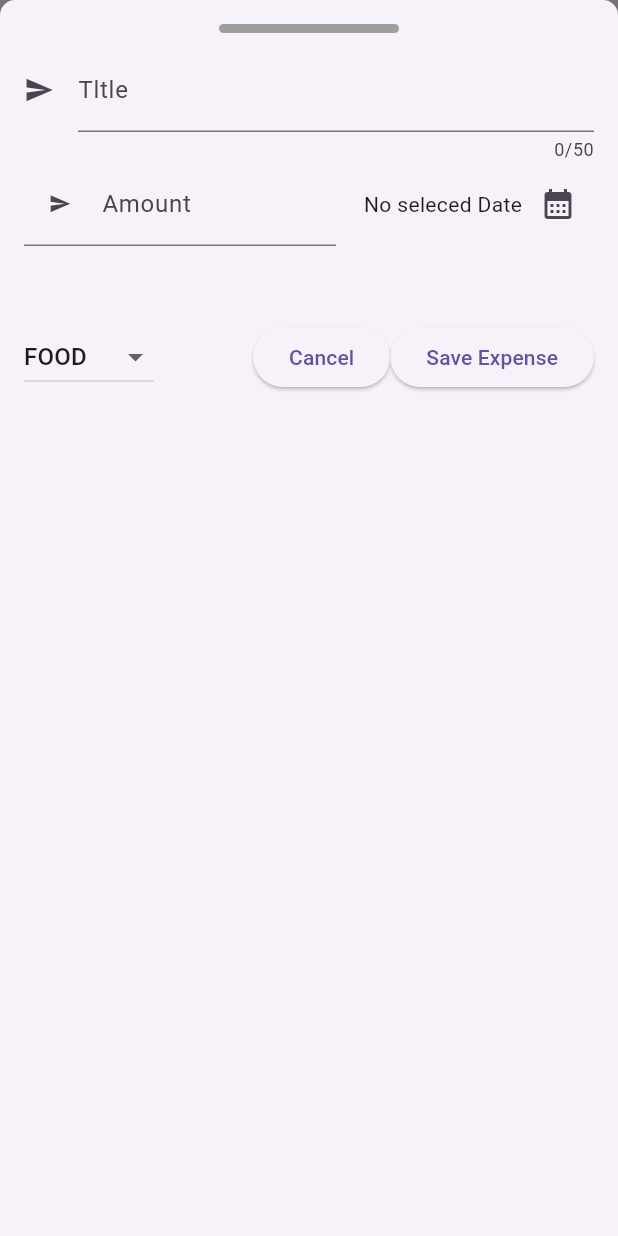
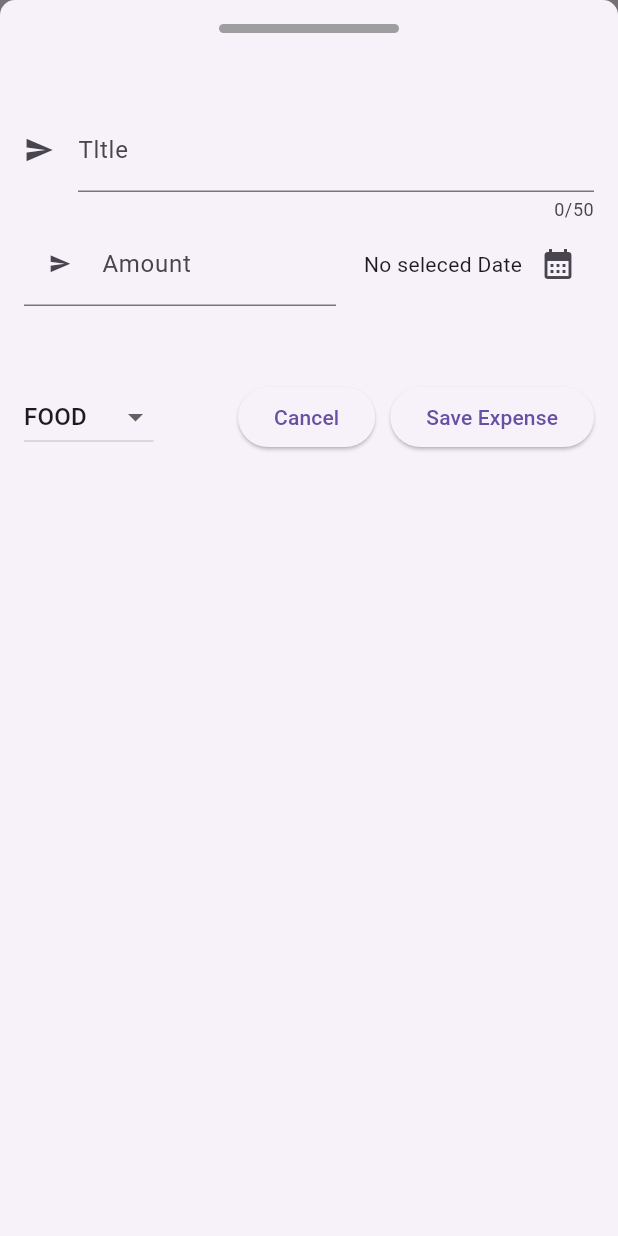
Before and after one commit to Edward-Chau/udemy_05, a Flutter app: the screen it shows after launch, after a tap on the "add" icon, on a phone screen of 412 x 824 dp. Run offline on Flutter 3.47's test engine with Material 3 defaults, Android fonts, the light colour scheme and no system bars.

Commit message:
ksdak;sd

```diff
--- a/lib/widgets/expen_overlay.dart
+++ b/lib/widgets/expen_overlay.dart
@@ -80,10 +80,11 @@ class _ExpenOverlayState extends State<ExpenOverlay> {
 
   @override
   Widget build(BuildContext context) {
-    return Padding(
-      padding: const EdgeInsets.all(16),
-      child: Column(
+    return Column(
       children: [
+        const SizedBox(
+          height: 16,
+        ),
         Container(
           height: 6,
           width: 120,
@@ -92,6 +93,10 @@ class _ExpenOverlayState extends State<ExpenOverlay> {
             borderRadius: BorderRadius.circular(10),
           ),
         ),
+        Padding(
+          padding: const EdgeInsets.fromLTRB(16, 40, 16, 16),
+          child: Column(
+            children: [
               const SizedBox(
                 height: 10,
               ),
@@ -178,6 +183,9 @@ class _ExpenOverlayState extends State<ExpenOverlay> {
                     },
                     child: const Text("Cancel"),
                   ),
+                  const SizedBox(
+                    width: 10,
+                  ),
                   ElevatedButton(
                     onPressed: saveExpense
                     // onPressed: () {
@@ -193,6 +201,8 @@ class _ExpenOverlayState extends State<ExpenOverlay> {
               )
             ],
           ),
+        ),
+      ],
     );
   }
 }
--- a/lib/widgets/expensens.dart
+++ b/lib/widgets/expensens.dart
@@ -79,7 +79,8 @@ class _ExpensensState extends State<Expensens> {
           )
         ],
       ),
-      body: Column(
+      body: Container(margin: EdgeInsets.symmetric(horizontal: 20),
+        child: Column(
           children: [
             const Text("The Chart"),
             Expanded(
@@ -89,6 +90,7 @@ class _ExpensensState extends State<Expensens> {
             // ...registeredExpenses.map((item){return Text(((item.id)));})
           ],
         ),
+      ),
     );
   }
 }
--- a/lib/widgets/expensens_list/Expenses_list.dart
+++ b/lib/widgets/expensens_list/Expenses_list.dart
@@ -24,8 +24,21 @@ class ExpensesList extends StatelessWidget {
     return ListView.builder(
       itemCount: expensesList.length,
       itemBuilder: (context, index) {
-        return ExpenItem(
-          expensesList[index],
+        return Dismissible(
+          background: Container(
+            color: Colors.red,
+            child: const Row(
+              children: [Spacer(),
+                 Icon(Icons.cancel),SizedBox(width: 30,)
+              ],
+            ),
+          ),
+          key: ValueKey(
+            expensesList[index],
+          ),
+          child: ExpenItem(
+            expensesList[index],
+          ),
         );
       },
     );
```
Lines whose indentation alone changed are shown as unchanged.
